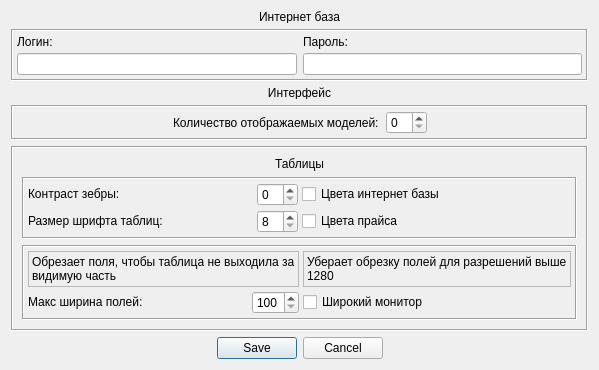
The window that MDA_content/window_settings.ui (Wrexan/MDA) describes before a commit, drawn with Qt 5.
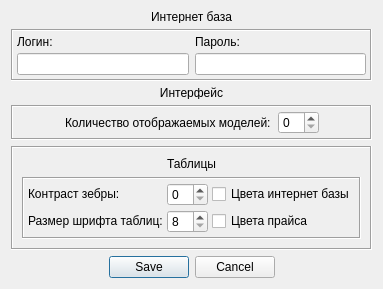
The same window after the commit. Icons and pictures are not drawn.

Commit message: little ui redone rework column widths and removed unneeded options new screens more in readme link to project in 'help' few additional tryexceptions

Patch:
```diff
--- a/MDA_content/window_settings.ui
+++ b/MDA_content/window_settings.ui
@@ -7,7 +7,7 @@
     <x>0</x>
     <y>0</y>
     <width>396</width>
-    <height>366</height>
+    <height>281</height>
    </rect>
   </property>
   <property name="sizePolicy">
@@ -404,133 +404,6 @@
         </layout>
        </widget>
       </item>
-      <item>
-       <widget class="QFrame" name="frame_5">
-        <property name="sizePolicy">
-         <sizepolicy hsizetype="Preferred" vsizetype="Maximum">
-          <horstretch>0</horstretch>
-          <verstretch>0</verstretch>
-         </sizepolicy>
-        </property>
-        <property name="frameShape">
-         <enum>QFrame::Box</enum>
-        </property>
-        <property name="frameShadow">
-         <enum>QFrame::Sunken</enum>
-        </property>
-        <layout class="QGridLayout" name="gridLayout_3">
-         <property name="leftMargin">
-          <number>4</number>
-         </property>
-         <property name="topMargin">
-          <number>4</number>
-         </property>
-         <property name="rightMargin">
-          <number>4</number>
-         </property>
-         <property name="bottomMargin">
-          <number>4</number>
-         </property>
-         <property name="spacing">
-          <number>4</number>
-         </property>
-         <item row="1" column="0">
-          <widget class="QLabel" name="label_16">
-           <property name="frameShape">
-            <enum>QFrame::Box</enum>
-           </property>
-           <property name="frameShadow">
-            <enum>QFrame::Raised</enum>
-           </property>
-           <property name="lineWidth">
-            <number>0</number>
-           </property>
-           <property name="midLineWidth">
-            <number>1</number>
-           </property>
-           <property name="text">
-            <string>Обрезает поля, чтобы таблица не выходила за видимую часть</string>
-           </property>
-           <property name="alignment">
-            <set>Qt::AlignLeading|Qt::AlignLeft|Qt::AlignTop</set>
-           </property>
-           <property name="wordWrap">
-            <bool>true</bool>
-           </property>
-          </widget>
-         </item>
-         <item row="2" column="0">
-          <layout class="QHBoxLayout" name="horizontalLayout_9">
-           <item>
-            <widget class="QLabel" name="label_8">
-             <property name="sizePolicy">
-              <sizepolicy hsizetype="Preferred" vsizetype="Maximum">
-               <horstretch>0</horstretch>
-               <verstretch>0</verstretch>
-              </sizepolicy>
-             </property>
-             <property name="text">
-              <string>Макс ширина полей:</string>
-             </property>
-            </widget>
-           </item>
-           <item>
-            <widget class="QSpinBox" name="column_width_max">
-             <property name="sizePolicy">
-              <sizepolicy hsizetype="Maximum" vsizetype="Fixed">
-               <horstretch>0</horstretch>
-               <verstretch>0</verstretch>
-              </sizepolicy>
-             </property>
-             <property name="minimum">
-              <number>100</number>
-             </property>
-             <property name="maximum">
-              <number>260</number>
-             </property>
-            </widget>
-           </item>
-          </layout>
-         </item>
-         <item row="2" column="1">
-          <layout class="QVBoxLayout" name="verticalLayout_12">
-           <item>
-            <widget class="QCheckBox" name="wide_monitor">
-             <property name="text">
-              <string>Широкий монитор</string>
-             </property>
-            </widget>
-           </item>
-          </layout>
-         </item>
-         <item row="1" column="1">
-          <widget class="QLabel" name="label_17">
-           <property name="frameShape">
-            <enum>QFrame::Box</enum>
-           </property>
-           <property name="frameShadow">
-            <enum>QFrame::Raised</enum>
-           </property>
-           <property name="lineWidth">
-            <number>0</number>
-           </property>
-           <property name="midLineWidth">
-            <number>1</number>
-           </property>
-           <property name="text">
-            <string>Уберает обрезку полей для разрешений выше 1280</string>
-           </property>
-           <property name="alignment">
-            <set>Qt::AlignLeading|Qt::AlignLeft|Qt::AlignTop</set>
-           </property>
-           <property name="wordWrap">
-            <bool>true</bool>
-           </property>
-          </widget>
-         </item>
-        </layout>
-       </widget>
-      </item>
      </layout>
     </widget>
    </item>
```
The commit also changes 11 other files.
